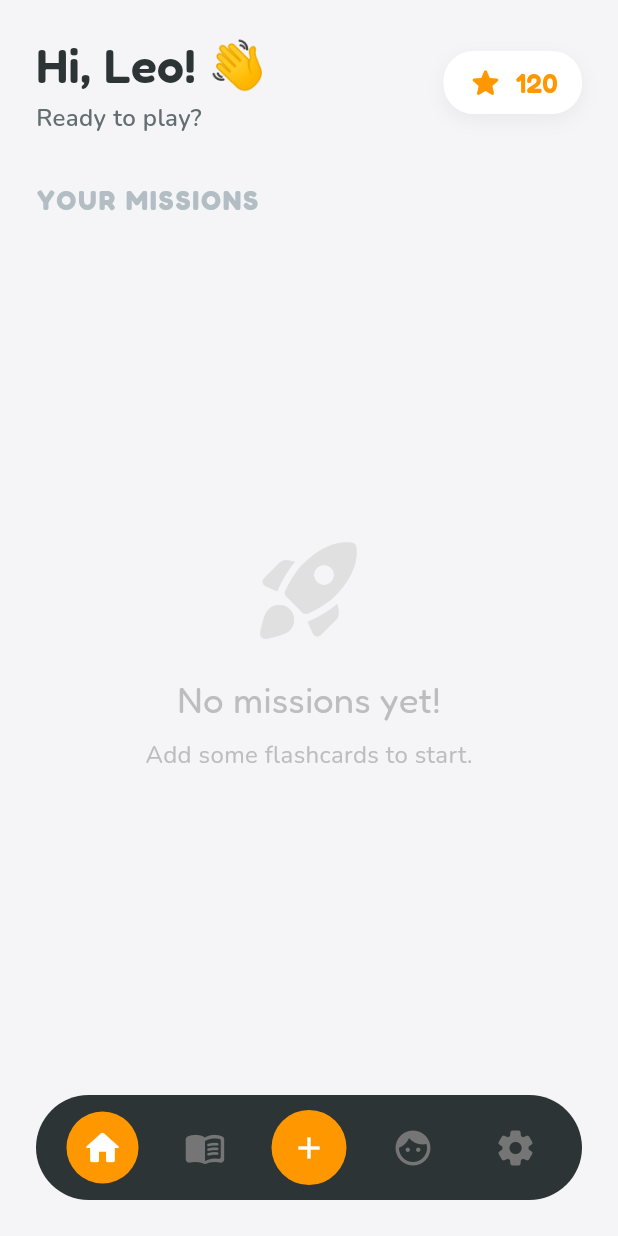
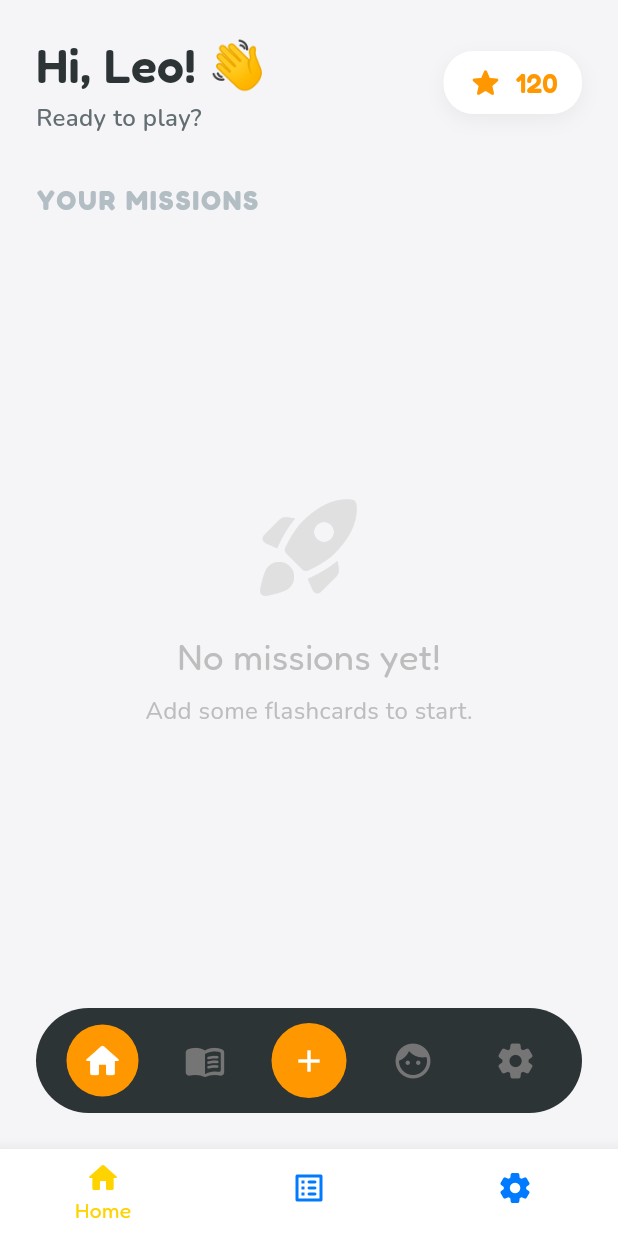
Before and after one commit to preettrank53/MAD-kids-learning-from-flashcard, a Flutter app: the screen it shows once a user with an empty profile is signed in, on a phone screen of 412 x 824 dp. Run offline on Flutter 3.47's test engine with Material 3 defaults, Android fonts, the phone set to English and light mode, and no system bars; our stand-ins replace firebase_auth, firebase_core, google_fonts, sqflite; accounts and stored records are empty; generated files the repository leaves out were written again.

Commit message:
Implement Bottom Navigation Bar with MainShell structure

```diff
--- a/lib/main.dart
+++ b/lib/main.dart
@@ -5,7 +5,8 @@ import 'firebase_options.dart';
 import 'core/theme/theme.dart';
 import 'screens/login_screen.dart';
 import 'screens/signup_screen.dart';
-import 'screens/dashboard_screen.dart';
+// import 'screens/dashboard_screen.dart'; // No longer the direct home
+import 'screens/main_shell.dart'; // New Main Shell with Navigation
 
 /// Main entry point of the Kids Learning Flashcards App
 ///
@@ -68,9 +69,9 @@ class KidsLearningApp extends StatelessWidget {
             );
           }
 
-          // User is logged in - Show Dashboard
+          // User is logged in - Show Main Shell (with Bottom Navigation)
           if (snapshot.hasData) {
-            return const DashboardScreen();
+            return const MainShell();
           }
 
           // User is logged out - Show Login Screen
--- /dev/null
+++ b/lib/screens/main_shell.dart
@@ -0,0 +1,80 @@
+import 'package:flutter/material.dart';
+import 'dashboard_screen.dart';
+
+// Main Shell - The new home of the app containing the navigation
+// This screen wraps the Dashboard and other future screens with a BottomNavigationBar
+class MainShell extends StatefulWidget {
+  const MainShell({super.key});
+
+  @override
+  State<MainShell> createState() => _MainShellState();
+}
+
+class _MainShellState extends State<MainShell> {
+  // Track the active tab index
+  int _selectedIndex = 0;
+
+  // List of pages to display based on selection
+  final List<Widget> _pages = [
+    // Item 1: Home (The Dashboard Grid)
+    const DashboardScreen(),
+
+    // Item 2: Manage (Placeholder for Manage Cards)
+    const Placeholder(),
+
+    // Item 3: Settings (Placeholder for Settings)
+    const Placeholder(),
+  ];
+
+  // Handle tap on navigation items
+  void _onItemTapped(int index) {
+    setState(() {
+      _selectedIndex = index;
+    });
+  }
+
+  @override
+  Widget build(BuildContext context) {
+    return Scaffold(
+      // Display the selected page body
+      body: _pages[_selectedIndex],
+
+      // Step 2: Implement Bottom Navigation Bar
+      bottomNavigationBar: BottomNavigationBar(
+        type: BottomNavigationBarType.fixed, // Ensure all items are shown properly
+        backgroundColor: Colors.white, // Background Color: White
+        elevation: 10, // Slight shadow for lift
+
+        // Tab Selection Colors
+        selectedItemColor: const Color(0xFFFFD300), // Bold Yellow
+        unselectedItemColor: const Color(0xFF007AFF), // Electric Blue
+
+        // Label Visibility
+        showSelectedLabels: true,
+        showUnselectedLabels: false, // Set Show Unselected Labels to false for clean look
+
+        // Current index
+        currentIndex: _selectedIndex,
+
+        // Tap Handler
+        onTap: _onItemTapped,
+
+        // Navigation Items
+        items: const [
+          BottomNavigationBarItem(
+            icon: Icon(Icons.home_rounded),
+            label: 'Home',
+          ),
+          BottomNavigationBarItem(
+            icon: Icon(Icons.list_alt_rounded),
+            label: 'Manage',
+          ),
+          BottomNavigationBarItem(
+            icon: Icon(Icons.settings_rounded),
+            label: 'Settings',
+          ),
+        ],
+      ),
+    );
+  }
+}
```
